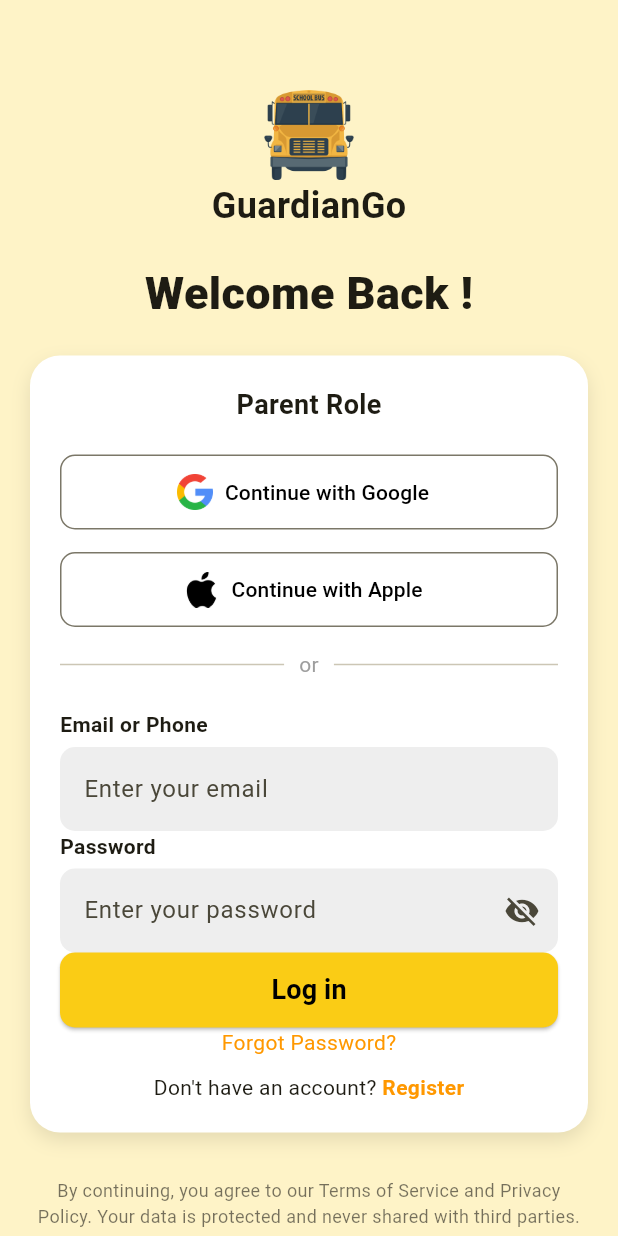
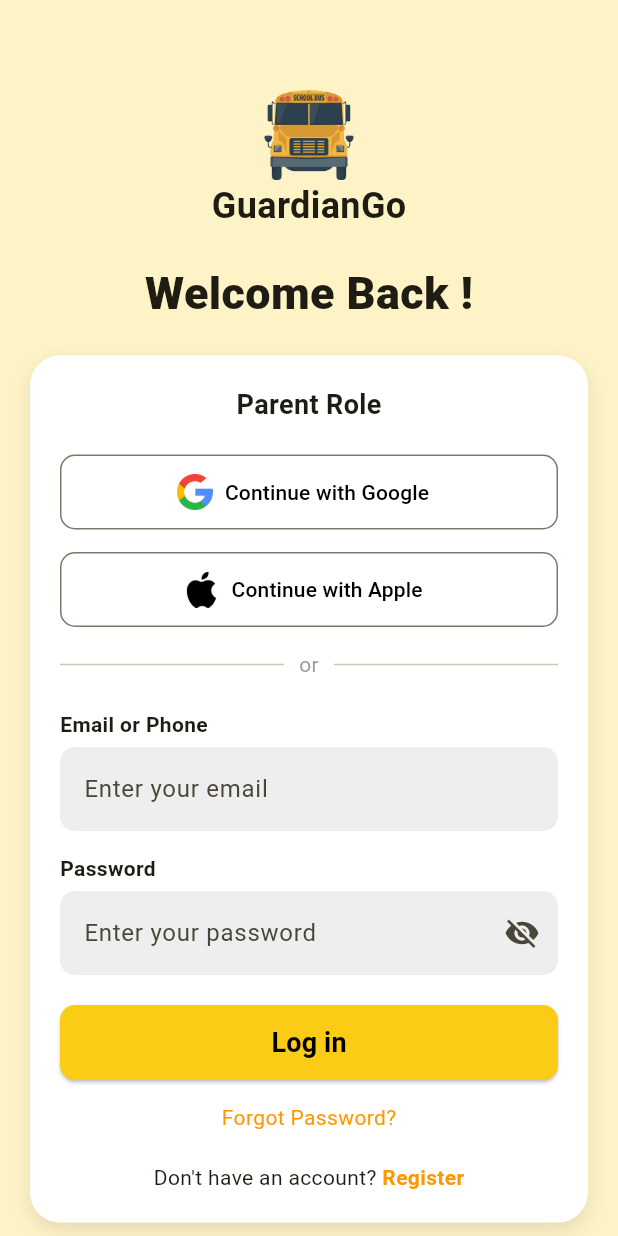
Before and after one commit to Chathunka0723/guardiango, a Flutter app: the ParentLogin screen opened directly, on a phone screen of 412 x 824 dp. Run offline on Flutter 3.47's test engine with Material 3 defaults, Android fonts, the phone set to English and light mode, and no system bars; our stand-ins replace supabase_flutter; accounts and stored records are empty.

Commit message:
fix the error on parent login and parent home

```diff
--- a/guardiango_app_flutter/lib/parent_home.dart
+++ b/guardiango_app_flutter/lib/parent_home.dart
@@ -1,4 +1,6 @@
+import 'dart:async';
 import 'package:flutter/material.dart';
+import 'package:guardiango_app_flutter/parent_login.dart';
 import 'package:supabase_flutter/supabase_flutter.dart';
 import 'package:guardiango_app_flutter/attendance_tracker.dart';
 import 'package:guardiango_app_flutter/parent_notification.dart';
--- a/guardiango_app_flutter/lib/parent_login.dart
+++ b/guardiango_app_flutter/lib/parent_login.dart
@@ -187,6 +187,8 @@ class _ParentLoginState extends State<ParentLogin> {
                         ),
                       ),
                     ),
+                    const SizedBox(height: 15),
+
 
                     // Password Field
                     _inputLabel('Password'),
@@ -210,6 +212,7 @@ class _ParentLoginState extends State<ParentLogin> {
                         ),
                       ),
                     ),
+                    const SizedBox(height: 20),
 
                     // Login Button
                     SizedBox(
@@ -233,6 +236,8 @@ class _ParentLoginState extends State<ParentLogin> {
                         ),
                       ),
                     ),
+                    const SizedBox(height: 15),
+
                     // Forgot Password Link
                     Align(
                     alignment: Alignment.center,
@@ -250,7 +255,7 @@ class _ParentLoginState extends State<ParentLogin> {
                       ),
                     ),
                   ),
-                  const SizedBox(height: 10),
+                  const SizedBox(height: 20),
 
 
 
```
Lines whose indentation alone changed are shown as unchanged.
